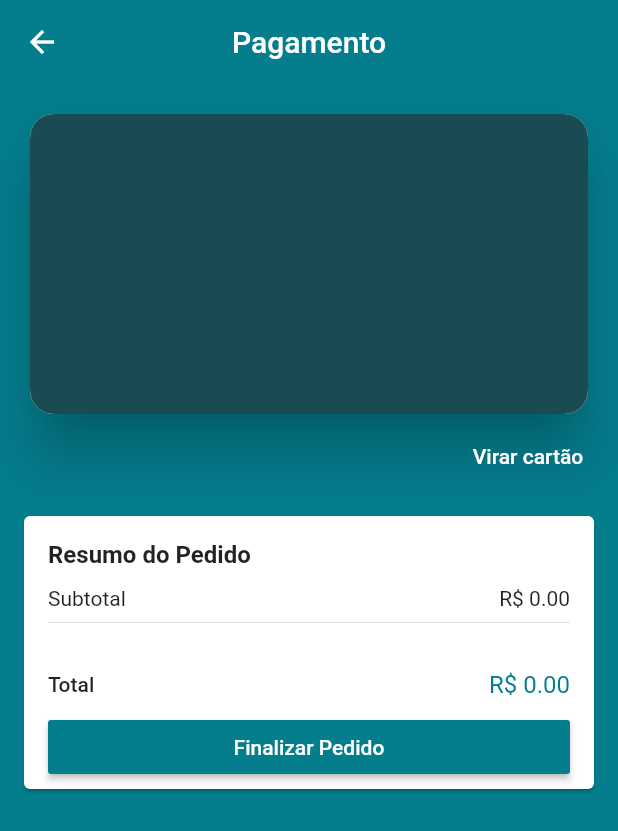
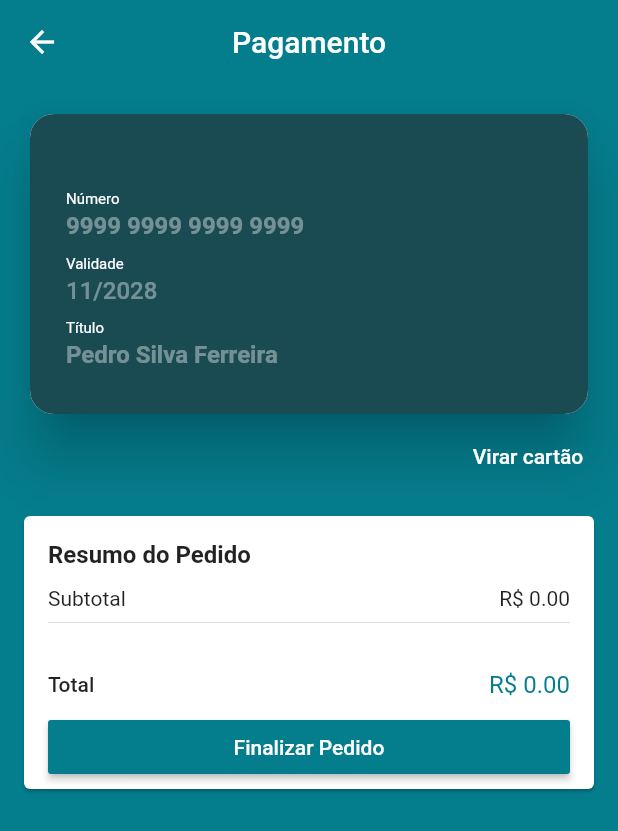
Before and after one commit to ArthurMarianoNeto/Loja, a Flutter app: the CheckoutScreen screen opened by its route, on a phone screen of 412 x 824 dp. Shown: the top 831 px of the screen. Run offline on Flutter 3.47's test engine with Material 2 defaults, Android fonts, the phone set to English and light mode, and no system bars; drawn by our look-alikes of flip_card; our stand-ins replace brasil_fields, carousel_pro, cloud_firestore, dio, faker, firebase_auth and 9 more; missing offline and left inert: alphabet_list_scroll_view, flutter_facebook_login, map_launcher; accounts and stored records are empty.

Commit message:
147 - Criando frente com campos do cartão

```diff
--- a/lib/screens/checkout/components/card_front.dart
+++ b/lib/screens/checkout/components/card_front.dart
@@ -1,4 +1,5 @@
 import 'package:flutter/material.dart';
+import 'package:loja/screens/checkout/components/card_text_field.dart';
 
 class CardFront extends StatelessWidget {
   @override
@@ -10,6 +11,35 @@ class CardFront extends StatelessWidget {
       child: Container(
         height: 200,
         color: const Color(0xFF1B4B52),
+        padding: const EdgeInsets.all(24),
+        child: Row(
+          children: <Widget>[
+            Expanded(
+              child: Column(
+                mainAxisAlignment: MainAxisAlignment.end,
+                children: <Widget>[
+                  CardTextField(
+                    title: 'Número',
+                    hint: '9999 9999 9999 9999',
+                    textInputType: TextInputType.number,
+                    bold: true,
+                  ),
+                  CardTextField(
+                    title: 'Validade',
+                    hint: '11/2028',
+                    textInputType: TextInputType.number,
+                  ),
+                  CardTextField(
+                    title: 'Título',
+                    hint: 'Pedro Silva Ferreira',
+                    textInputType: TextInputType.text,
+                    bold: true,
+                  ),
+                ],
+              ),
+            ),
+          ],
+        ),
       ),
     );
   }
--- /dev/null
+++ b/lib/screens/checkout/components/card_text_field.dart
@@ -0,0 +1,47 @@
+import 'package:flutter/material.dart';
+
+class CardTextField extends StatelessWidget {
+
+  CardTextField({this.title, this.bold = false, this.hint, this.textInputType});
+
+  final String title;
+  final bool bold;
+  final String hint;
+  final TextInputType textInputType;
+
+  @override
+  Widget build(BuildContext context) {
+    return Padding(
+      padding: const EdgeInsets.symmetric(vertical: 4),
+      child: Column(
+        crossAxisAlignment: CrossAxisAlignment.start,
+        children: <Widget>[
+          Text(
+            title,
+            style: TextStyle(
+                fontSize: 10,
+                fontWeight: FontWeight.w400,
+                color: Colors.white
+            ),
+          ),
+          TextFormField(
+            style: TextStyle(
+              color: Colors.white,
+              fontWeight: bold ? FontWeight.bold : FontWeight.w500,
+            ),
+            decoration: InputDecoration(
+                hintText: hint,
+                hintStyle: TextStyle(
+                    color: Colors.white.withAlpha(100)
+                ),
+                border: InputBorder.none,
+                isDense: true,
+                contentPadding: const EdgeInsets.symmetric(vertical: 2)
+            ),
+            keyboardType: textInputType,
+          ),
+        ],
+      ),
+    );
+  }
+}
```
